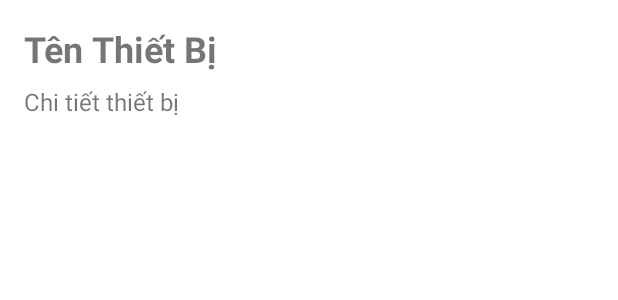
After one commit to YuilRin/AppSmartHome, an Android app: the layout fragment_living.xml on its own in the app's theme, with its tools: preview values and no code run, on a phone screen of 412 x 824 dp. The commit adds this screen. Shown: the top 300 px of the screen. Run offline under Robolectric (Android 15) with nearby library versions, the phone set to English and light mode, and no system bars.

Commit message:
them LivingFragment

```diff
--- a/app/build.gradle.kts
+++ b/app/build.gradle.kts
@@ -47,6 +47,7 @@ dependencies {
     implementation(libs.navigation.fragment)
     implementation(libs.navigation.ui)
     implementation(libs.firebase.database)
+    implementation(libs.legacy.support.v4)
     testImplementation(libs.junit)
     androidTestImplementation(libs.ext.junit)
     androidTestImplementation(libs.espresso.core)
--- a/app/src/main/res/layout/fragment_home.xml
+++ b/app/src/main/res/layout/fragment_home.xml
@@ -24,7 +24,8 @@
         <!-- Thẻ thiết bị -->
         <!-- Thẻ thiết bị -->
         <include layout="@layout/living_room_card" android:id="@+id/LivingRoom" />
-        <include layout="@layout/bedroom_card" android:id="@+id/deviceCard1" />
+        <include layout="@layout/bedroom_card" android:id="@+id/bedroom" />
+        <include layout="@layout/device_card" android:id="@+id/deviceCard1" />
         <include layout="@layout/device_card" android:id="@+id/deviceCard2" />
         <include layout="@layout/device_card" android:id="@+id/deviceCard3" />
         <include layout="@layout/device_card" android:id="@+id/deviceCard4" />
--- /dev/null
+++ b/app/src/main/res/layout/fragment_living.xml
@@ -0,0 +1,25 @@
+<?xml version="1.0" encoding="utf-8"?>
+<LinearLayout xmlns:android="http://schemas.android.com/apk/res/android"
+    android:layout_width="match_parent"
+    android:layout_height="match_parent"
+    android:orientation="vertical"
+    android:padding="16dp">
+
+    <TextView
+        android:id="@+id/deviceName"
+        android:layout_width="wrap_content"
+        android:layout_height="wrap_content"
+        android:text="Tên Thiết Bị"
+        android:textSize="24sp"
+        android:textStyle="bold" />
+
+    <TextView
+        android:id="@+id/deviceDescription"
+        android:layout_width="wrap_content"
+        android:layout_height="wrap_content"
+        android:text="Chi tiết thiết bị"
+        android:textSize="16sp"
+        android:layout_marginTop="8dp" />
+
+    <!-- Thêm các thành phần khác để hiển thị chi tiết thiết bị -->
+</LinearLayout>
--- a/app/src/main/res/navigation/mobile_navigation.xml
+++ b/app/src/main/res/navigation/mobile_navigation.xml
@@ -26,4 +26,9 @@
         android:id="@+id/deviceDetailFragment"
         android:name="com.example.appsmarthome.ui.Fragment.DeviceDetailFragment"
         android:label="DeviceDetailFragment" />
+    <fragment
+        android:id="@+id/livingFragment"
+        android:name="com.example.appsmarthome.LivingFragment"
+        android:label="fragment_living"
+        tools:layout="@layout/fragment_living" />
 </navigation>
--- a/gradle/libs.versions.toml
+++ b/gradle/libs.versions.toml
@@ -11,6 +11,7 @@ lifecycleViewmodelKtx = "2.8.6"
 navigationFragment = "2.8.3"
 navigationUi = "2.8.3"
 firebaseDatabase = "21.0.0"
+legacySupportV4 = "1.0.0"
 
 [libraries]
 junit = { group = "junit", name = "junit", version.ref = "junit" }
@@ -24,6 +25,7 @@ lifecycle-viewmodel-ktx = { group = "androidx.lifecycle", name = "lifecycle-view
 navigation-fragment = { group = "androidx.navigation", name = "navigation-fragment", version.ref = "navigationFragment" }
 navigation-ui = { group = "androidx.navigation", name = "navigation-ui", version.ref = "navigationUi" }
 firebase-database = { group = "com.google.firebase", name = "firebase-database", version.ref = "firebaseDatabase" }
+legacy-support-v4 = { group = "androidx.legacy", name = "legacy-support-v4", version.ref = "legacySupportV4" }
 
 [plugins]
 android-application = { id = "com.android.application", version.ref = "agp" }
```
Also changed, not shown: app/src/main/java/com/example/appsmarthome/LivingFragment.java (added, +38 -0 lines), app/src/main/java/com/example/appsmarthome/ui/home/HomeFragment.java (+13 -4 lines).
